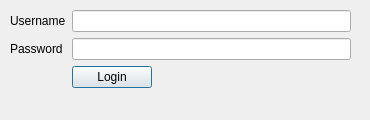
Old version of the form ui_files/login.ui in the repository hamedhaghighi/ML-assisted-annotation.
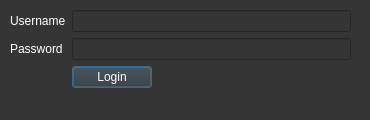
New version of the form.

```diff
--- a/ui_files/login.ui
+++ b/ui_files/login.ui
@@ -13,6 +13,11 @@
   <property name="windowTitle">
    <string>Login to CVAT.ai Account</string>
   </property>
+  <property name="styleSheet">
+   <string notr="true">background-color:#353535;
+color:white;
+</string>
+  </property>
   <widget class="QWidget" name="formLayoutWidget">
    <property name="geometry">
     <rect>
```
